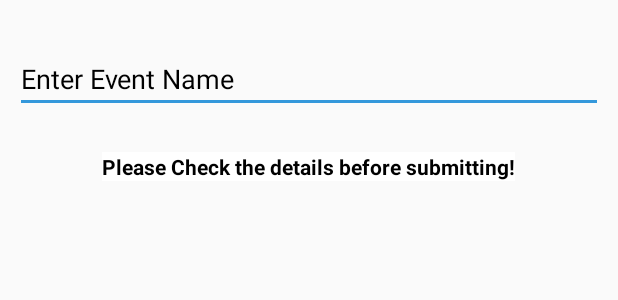
After one commit to dsarkar99/yef-android-app, an Android app: the layout createvent.xml on its own in the app's theme, with its tools: preview values and no code run, on a phone screen of 412 x 824 dp. The commit adds this screen. Shown: the top 300 px of the screen. Run offline under Robolectric (Android 15) with nearby library versions, the phone set to English and light mode, and no system bars.

Commit message:
1.Resolved Several Errors 2.Please design createvent.xml (code given) 3. Updated the log in /log out experiences (Updated from srishtir work) 4. Tried to make a compact application 5. Instead of another intent i used layout inflator and fab icon for creating events 6. Please Update the Project
7. Design the createvent.xml ui @himanshu
8. after designing @srishti go ahead in linking the data from createvent.xml to firebase db (work in createvent() function in MAinactivity.class)
9. Please don't mess up the codes
10. Thank You

```diff
--- /dev/null
+++ b/app/src/main/res/layout/createvent.xml
@@ -0,0 +1,55 @@
+<?xml version="1.0" encoding="utf-8"?>
+<ScrollView xmlns:android="http://schemas.android.com/apk/res/android"
+    android:layout_width="match_parent"
+    android:layout_height="match_parent"
+    android:id="@+id/f1">
+
+
+    <RelativeLayout
+        android:layout_width="wrap_content"
+        android:layout_height="wrap_content"
+        android:padding="10dp">
+
+
+
+        <EditText
+            android:id="@+id/eventname"
+            android:layout_width="match_parent"
+            android:layout_height="wrap_content"
+            android:layout_marginBottom="10dp"
+            android:layout_marginTop="20dp"
+            android:hint="Enter Event Name"
+            android:inputType="textPersonName"
+            android:textColor="@android:color/black"
+            android:textColorHint="@android:color/black" />
+
+
+
+
+        <TextView
+            android:id="@+id/textView7"
+            android:layout_width="wrap_content"
+            android:layout_height="wrap_content"
+            android:layout_below="@+id/pb1"
+            android:layout_centerHorizontal="true"
+            android:layout_marginTop="16dp"
+            android:background="#fff"
+            android:text="Please Check the details before submitting!"
+            android:textAlignment="center"
+            android:textColor="#000"
+            android:textStyle="bold" />
+
+        <ProgressBar
+            android:id="@+id/pb1"
+            style="?android:attr/progressBarStyle"
+            android:layout_width="wrap_content"
+            android:layout_height="wrap_content"
+            android:layout_below="@+id/eventname"
+            android:layout_centerHorizontal="true"
+            android:layout_marginTop="10dp"
+            android:visibility="gone"/>
+
+
+    </RelativeLayout>
+
+</ScrollView>
--- a/app/src/main/res/values/colors.xml
+++ b/app/src/main/res/values/colors.xml
@@ -1,6 +1,6 @@
 <?xml version="1.0" encoding="utf-8"?>
 <resources>
-    <color name="colorPrimary">#008577</color>
+    <color name="colorPrimary">#3498DB</color>
     <color name="colorPrimaryDark">#3498DB</color>
-    <color name="colorAccent">#D81B60</color>
+    <color name="colorAccent">#3498DB</color>
 </resources>
--- a/build.gradle
+++ b/build.gradle
@@ -7,7 +7,7 @@ buildscript {
 
     }
     dependencies {
-        classpath 'com.android.tools.build:gradle:3.5.1'
+        classpath 'com.android.tools.build:gradle:3.4.2'
         classpath 'com.google.gms:google-services:4.3.2'
 
         // NOTE: Do not place your application dependencies here; they belong
```
Also changed, not shown: app/build.gradle (+5 -4 lines), app/src/main/AndroidManifest.xml (+8 -12 lines), app/src/main/java/com/example/yef/Event_detail.java (+11 -3 lines), app/src/main/java/com/example/yef/MainActivity.java (+148 -24 lines), app/src/main/res/layout/activity_main.xml (+17 -0 lines), app/src/main/res/layout/event_detail.xml (+9 -2 lines), app/src/main/res/layout/event_row.xml (added, +50 -0 lines), app/src/main/res/menu/options_menu_logout.xml (+8 -2 lines).
